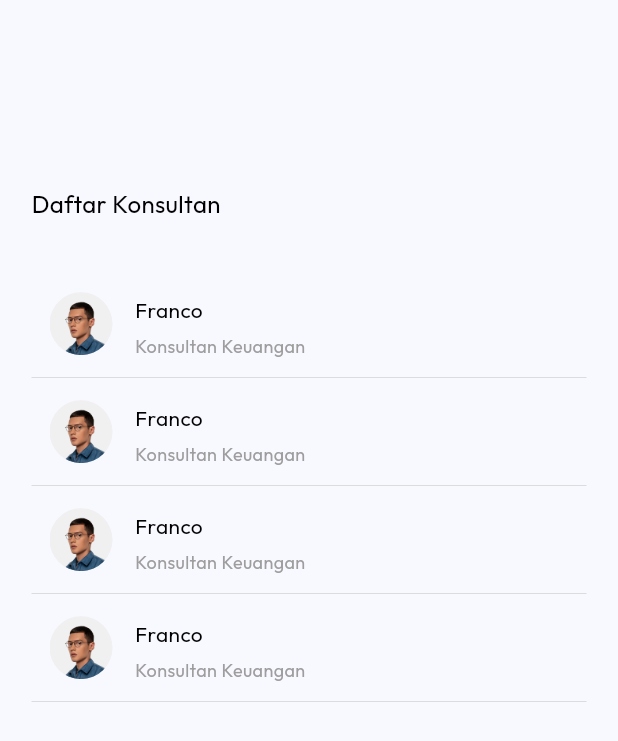
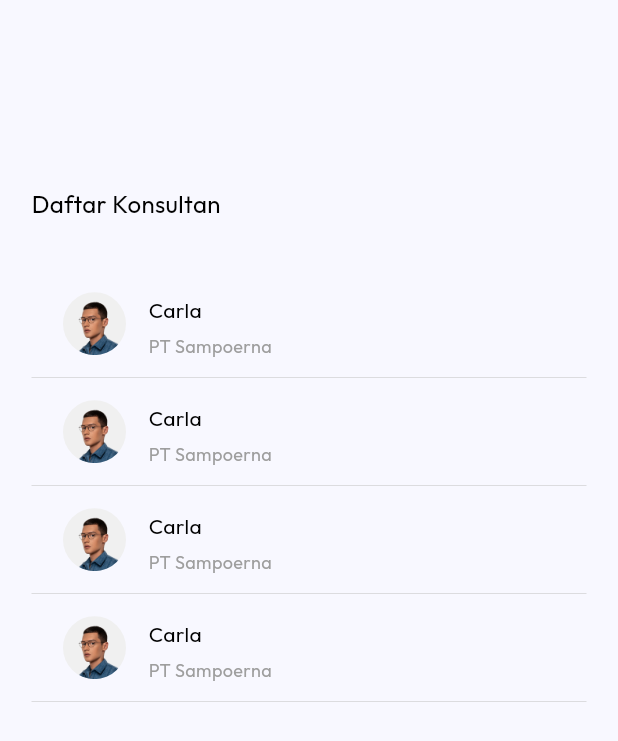
Before and after one commit to raihansyahrin/team_5_motionhack, a Flutter app: the ConsultantPage screen opened directly, on a phone screen of 412 x 824 dp. Shown: the top 741 px of the screen. Run offline on Flutter 3.47's test engine with Material 3 defaults, Android fonts, the phone set to English and light mode, and no system bars; our stand-ins replace flutter_svg, get, google_fonts, shared_preferences; accounts and stored records are empty.

Commit message:
refactor: make it clean code

```diff
--- a/lib/ui/widgets/list_consultant_widget.dart
+++ b/lib/ui/widgets/list_consultant_widget.dart
@@ -1,9 +1,19 @@
 import 'package:flutter/material.dart';
 import 'package:team_5_motionhack/common/theme/font.dart';
-import 'package:team_5_motionhack/ui/consultant/profile_consultant_page.dart';
+import 'package:team_5_motionhack/ui/consultant/profile_consultant/profile_consultant_page.dart';
 
 class ListConsultantWidget extends StatefulWidget {
-  const ListConsultantWidget({super.key});
+  final String nama;
+  final String posisi;
+  final String pic;
+  final bool? isConsultant;
+  const ListConsultantWidget({
+    super.key,
+    required this.nama,
+    required this.posisi,
+    required this.pic,
+    this.isConsultant = false,
+  });
 
   @override
   State<ListConsultantWidget> createState() => _ListConsultantWidgetState();
@@ -23,7 +33,10 @@ class _ListConsultantWidgetState extends State<ListConsultantWidget> {
       },
       child: Container(
         height: 72,
-        width: 333,
+        width: double.infinity,
+        padding: const EdgeInsets.symmetric(
+          horizontal: 21,
+        ),
         decoration: const BoxDecoration(
           border: Border(
             bottom: BorderSide(
@@ -33,16 +46,18 @@ class _ListConsultantWidgetState extends State<ListConsultantWidget> {
           ),
           color: Color(0x00f8f8ff),
         ),
-        child: Padding(
-          padding: const EdgeInsets.symmetric(horizontal: 12.0),
         child: Row(
           mainAxisAlignment: MainAxisAlignment.start,
           crossAxisAlignment: CrossAxisAlignment.center,
           children: [
             ClipRRect(
               borderRadius: BorderRadius.circular(50),
+              // child: Image.asset(
+              //   'assets/images/image.png',
+              //   height: 42,
+              // ),
               child: Image.asset(
-                  'assets/images/image.png',
+                widget.pic,
                 height: 42,
               ),
             ),
@@ -59,15 +74,25 @@ class _ListConsultantWidgetState extends State<ListConsultantWidget> {
                     const SizedBox(
                       height: 5,
                     ),
+                    // Text(
+                    //   'Franco',
+                    //   style: regularText14,
+                    // ),
                     Text(
-                        'Franco',
+                      widget.nama,
                       style: regularText14,
                     ),
                     const SizedBox(
                       height: 5,
                     ),
+                    // Text(
+                    //   'Konsultan Keuangan',
+                    //   style: regularText12.copyWith(
+                    //     color: Colors.grey,
+                    //   ),
+                    // ),
                     Text(
-                        'Konsultan Keuangan',
+                      widget.posisi,
                       style: regularText12.copyWith(
                         color: Colors.grey,
                       ),
@@ -79,7 +104,6 @@ class _ListConsultantWidgetState extends State<ListConsultantWidget> {
           ],
         ),
       ),
-      ),
     );
   }
 }
```
Lines whose indentation alone changed are shown as unchanged.
